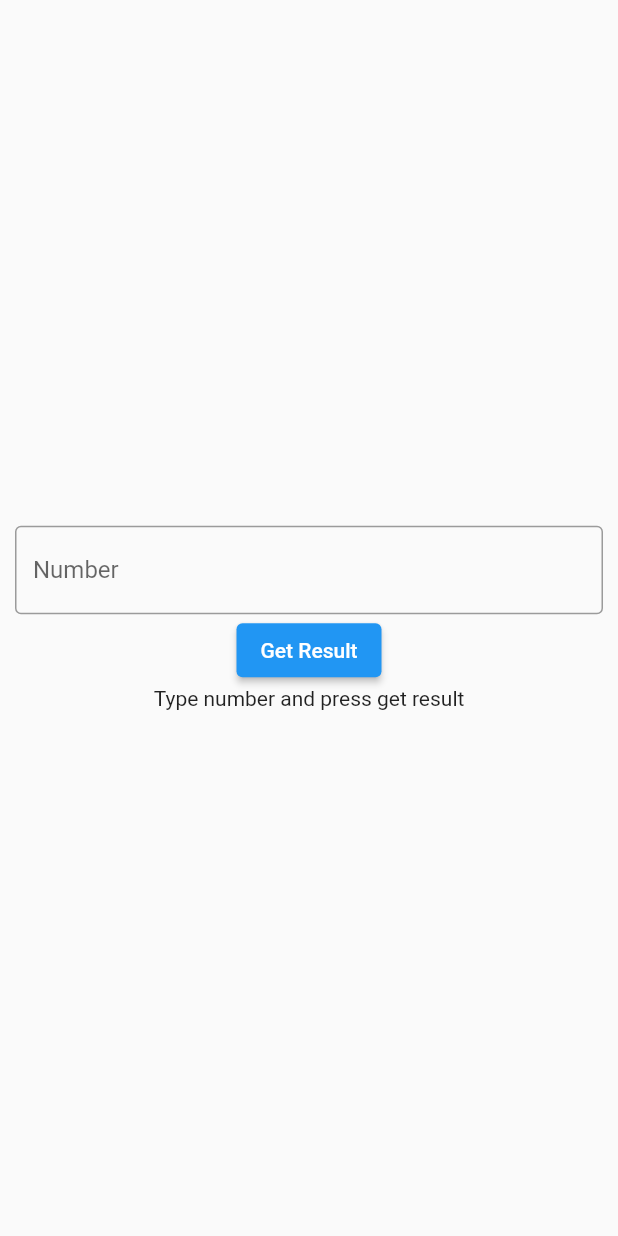
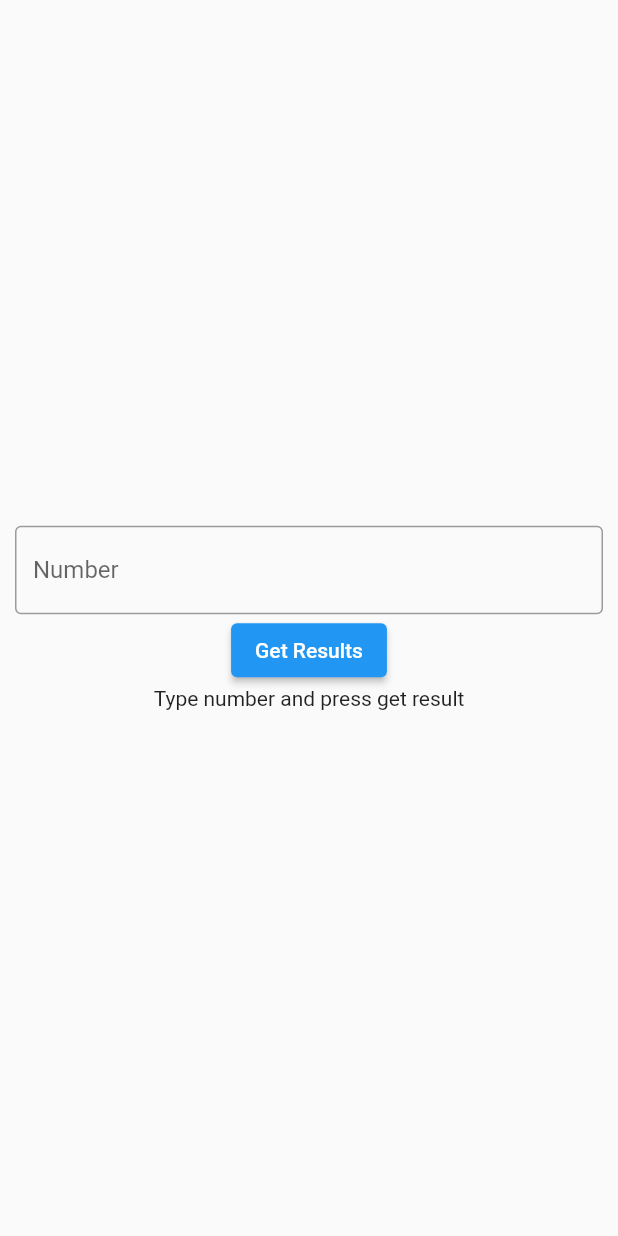
Before and after one commit to Snehamm19/testApi, a Flutter app: the screen it shows after launch, on a phone screen of 412 x 824 dp. Run offline on Flutter 3.47's test engine with Material 2 defaults, Android fonts, the phone set to English and light mode, and no system bars.

Commit message:
change text in button

```diff
--- a/lib/main.dart
+++ b/lib/main.dart
@@ -66,7 +66,7 @@ class _HomeScreenState extends State<HomeScreen> {
                     _resultText = _result.text ?? "No data found";
                   });
                 },
-                child: const Text("Get Result"),
+                child: const Text("Get Results"),
               ),
               Text(_resultText)
             ],
```
